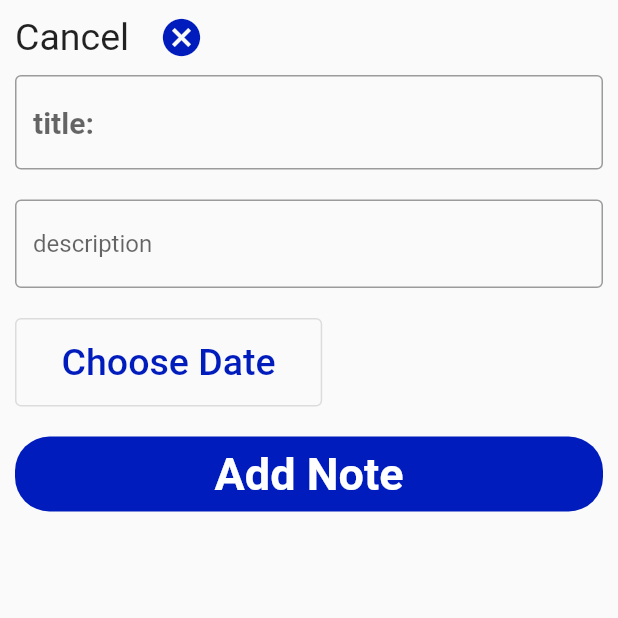
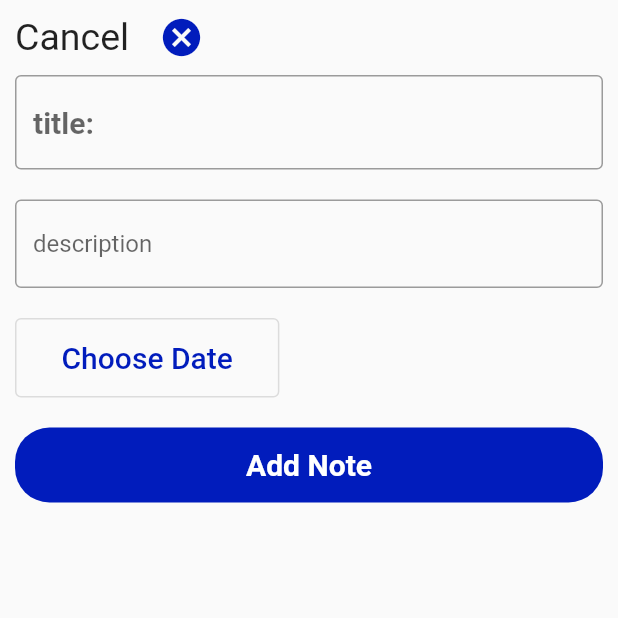
Before and after one commit to ZiraouiAbdou/NotesApp, a Flutter app: the AddNoteScreen screen opened by its route, on a phone screen of 412 x 824 dp, the top half of it. Run offline on Flutter 3.47's test engine with Material 2 defaults, Android fonts, the phone set to English and light mode, and no system bars.

Commit message:
ui changes

```diff
--- a/lib/provider.dart
+++ b/lib/provider.dart
@@ -11,30 +11,24 @@ class NoteData extends ChangeNotifier {
             "lorem ipsum dsf lorem ipsum lorem ipsum lorem ipsum dsf lorem ipsum lorem ipsum lorem ipsum dsf lorem ipsum lorem ipsum lorem ipsum dsf lorem ipsum lorem ipsum lorem ipsum lorem ipsumlorem ipsumlorem ipsumlorem ipsum lorem ipsumlorem ipsum lorem ipsumlorem ipsum ",
         noteNumber: 1),
     Note(
-        date: DateTime.now(),
+        date: DateTime(2022, 10, 5),
         title: "Note",
         description:
             "lorem ipsum lorem ipsum lorem ipsum lorem ipsum lorem ipsumlorem ipsumlorem ipsumlorem ipsum lorem ipsumlorem ipsum lorem ipsumlorem ipsum ",
         noteNumber: 2),
     Note(
-        date: DateTime.now(),
+        date: DateTime(2023, 3, 07),
         title: "Night homework",
         description:
             "lorem ipsum lorem ipsum lorem ipsum lorem ipsum lorem ipsumlorem ipsumlorem ipsumlorem ipsum lorem ipsumlorem ipsum lorem ipsumlorem ipsum ",
         noteNumber: 3),
     Note(
-        date: DateTime.now(),
+        date: DateTime(2022, 12, 24),
         title: "Lorem ipsum lorem lorem lorem",
         description:
             "lorem ipsum lorem ipsum lorem ipsum lorem ipsum lorem ipsumlorem ipsumlorem ipsumlorem ipsum lorem ipsumlorem ipsum lorem ipsumlorem ipsum ",
         noteNumber: 4)
   ];
-  // bool adjuster(int index) {
-  //   if (index % 4 == 0 || index % 4 == 3) {
-  //     return true;
-  //   }
-  //   return false;
-  // }
 
   get getIndex => notes.length;
   void addNote(TextEditingController title, TextEditingController description,
--- a/lib/screens/add_note_screen.dart
+++ b/lib/screens/add_note_screen.dart
@@ -104,7 +104,7 @@ class AddNoteScreen extends StatelessWidget {
                       padding: EdgeInsets.all(15.0),
                       child: Text("Choose Date",
                           style: TextStyle(
-                              color: AppColors.blueColor, fontSize: 25)),
+                              color: AppColors.blueColor, fontSize: 20)),
                     ),
                   ),
                   const SizedBox(
--- a/lib/screens/main_page.dart
+++ b/lib/screens/main_page.dart
@@ -45,8 +45,6 @@ class MainPage extends StatelessWidget {
                       //checking the container position to adjust the max lines of
                       //each container to avoid overflow
                       isLong: (index % 4 == 0 || index % 4 == 3),
-                      // another way to do it using a notedata method:
-                      // isLong: data.adjuster(index),
                     );
                   }, childCount: data.notes.length),
                 );
--- a/lib/utils/styles.dart
+++ b/lib/utils/styles.dart
@@ -18,7 +18,7 @@ TextStyle mainDescriptionStyle = const TextStyle(
 );
 
 TextStyle addNoteStyle = const TextStyle(
-    color: Colors.white, fontWeight: FontWeight.bold, fontSize: 30);
+    color: Colors.white, fontWeight: FontWeight.bold, fontSize: 20);
 
 TextStyle dateStyle = const TextStyle(
     color: Colors.red, fontWeight: FontWeight.bold, fontSize: 20);
```
